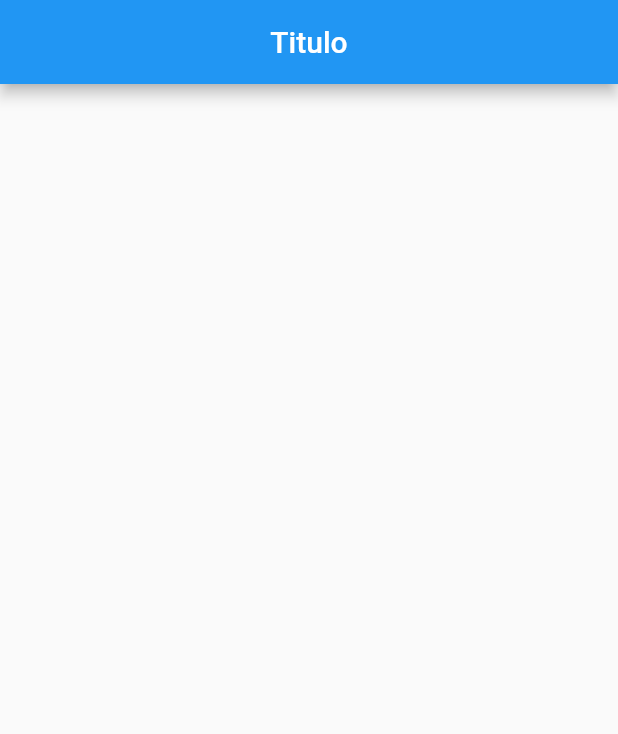
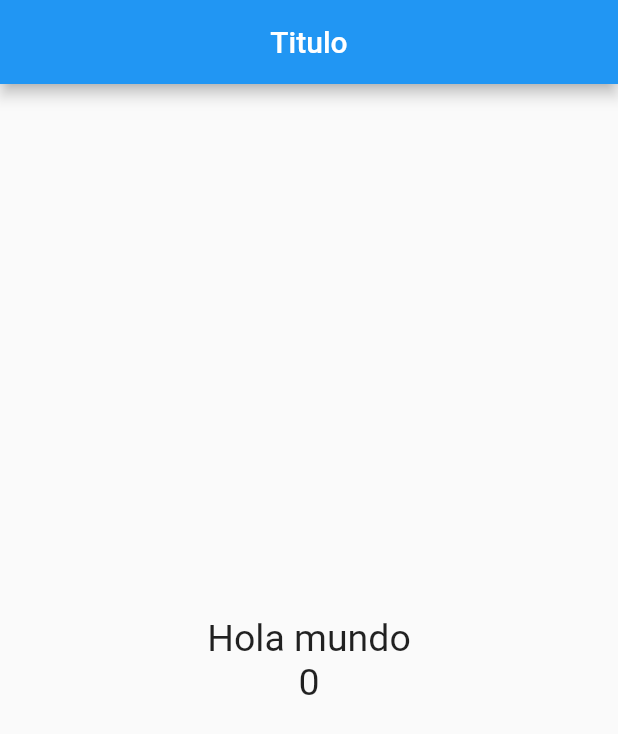
Before and after one commit to muckystack/flutter_contador_FH, a Flutter app: the screen it shows after launch, on a phone screen of 412 x 824 dp. Shown: the top 734 px of the screen. Run offline on Flutter 3.47's test engine with Material 2 defaults, Android fonts, the phone set to English and light mode, and no system bars.

Commit message:
Agrego texto y estilo a ese texto

```diff
--- a/lib/src/pages/home_page.dart
+++ b/lib/src/pages/home_page.dart
@@ -12,8 +12,10 @@ class HomePage extends StatelessWidget {
       ),
       body: Center(
         child: Column(
+          mainAxisAlignment: MainAxisAlignment.center,
           children: <Widget>[
-
+            Text('Hola mundo', style: TextStyle(fontSize: 25.0),),
+            Text('0', style: TextStyle(fontSize: 25.0),),
           ]
         )
       ),
```
